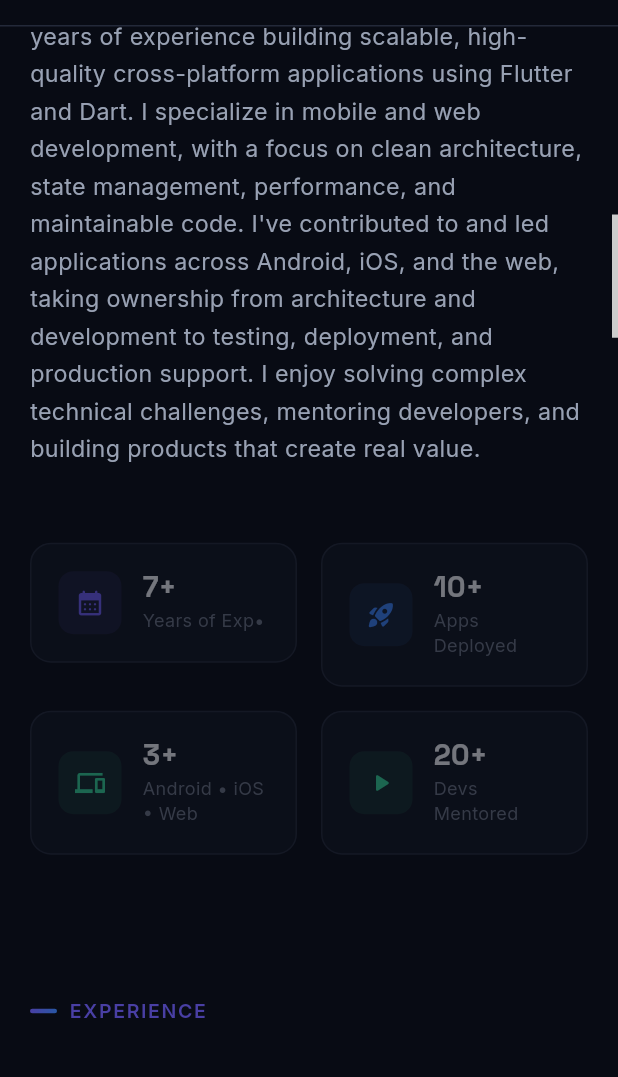
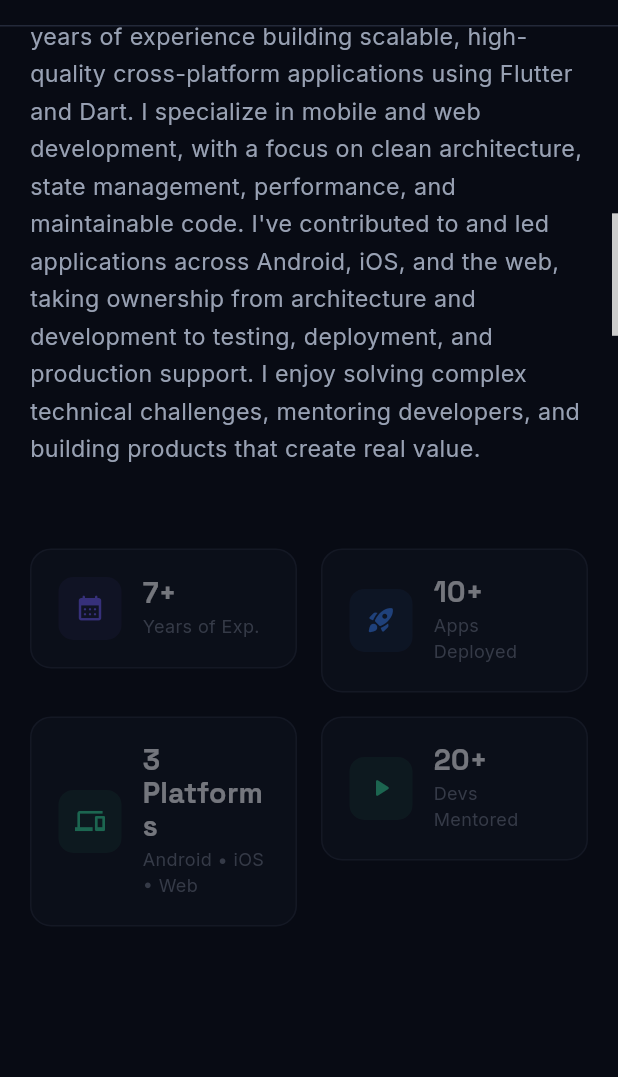
Before and after one commit to prabhunath111/imprabhu, a Flutter app: the screen it shows after launch, scrolled down 1152 dp, on a phone screen of 412 x 824 dp, the part 77-1154 px from its top. Run offline on Flutter 3.47's test engine with Material 3 defaults, Android fonts, the phone set to English and light mode, and no system bars; our stand-ins replace google_fonts.

Commit message:
Update experience and platform statistics in about section

```diff
--- a/lib/sections/about_section.dart
+++ b/lib/sections/about_section.dart
@@ -11,9 +11,9 @@ class AboutSection extends StatelessWidget {
     final mobile = isMobile(width);
 
     final stats = [
-      const _StatData(Icons.calendar_month_rounded, AppColors.primary, '7+', 'Years of Exp•'),
+      const _StatData(Icons.calendar_month_rounded, AppColors.primary, '7+', 'Years of Exp.'),
       const _StatData(Icons.rocket_launch_rounded, AppColors.secondary, '10+', 'Apps Deployed'),
-      const _StatData(Icons.devices, AppColors.success, '3+', 'Android • iOS • Web'),
+      const _StatData(Icons.devices, AppColors.success, '3 Platforms', 'Android • iOS • Web'),
       const _StatData(Icons.play_arrow_rounded, AppColors.success, '20+', 'Devs Mentored'),
       // _StatData(Icons.language, AppColors.success, '0 - 🚀', 'Android • iOS • Web'),
       // _StatData(Icons.apple_rounded, AppColors.warning, '10+', 'Apps on App Store'),
```
